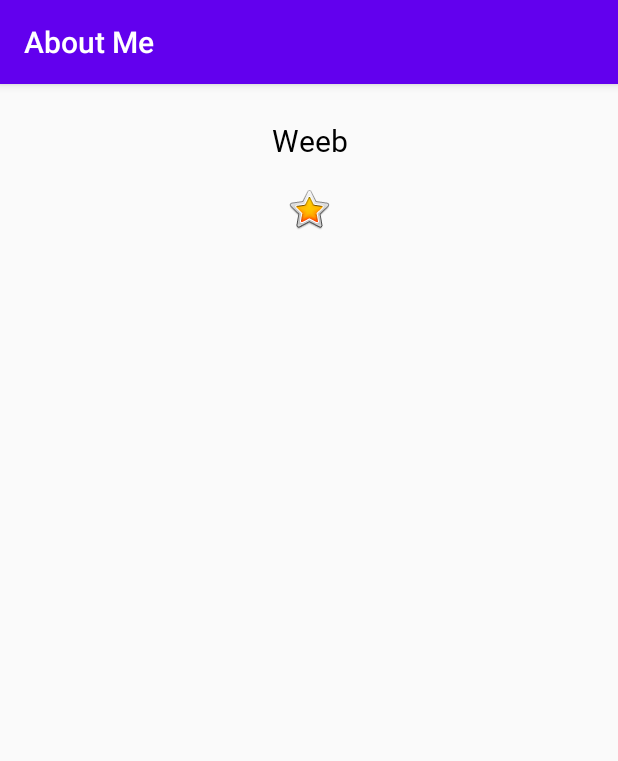
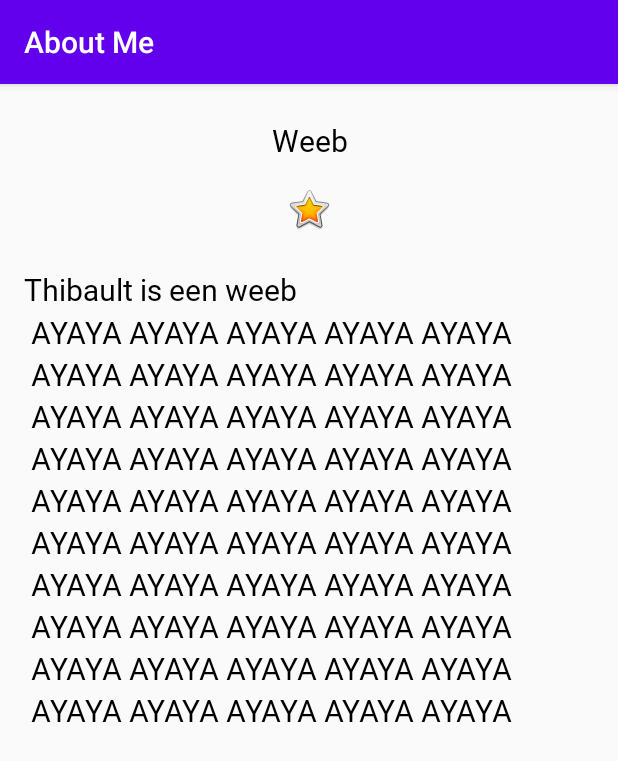
Before and after one commit to VerdonckDieter/AboutMe, an Android app: the screen it shows after launch (MainActivity), on a phone screen of 412 x 824 dp. Shown: the top 761 px of the screen. Run offline under Robolectric (Android 15) with nearby library versions, the phone set to English and light mode, and no system bars.

Commit message:
Added ScrollView

```diff
--- a/app/src/main/res/layout/activity_main.xml
+++ b/app/src/main/res/layout/activity_main.xml
@@ -1,16 +1,19 @@
 <?xml version="1.0" encoding="utf-8"?>
 <LinearLayout xmlns:android="http://schemas.android.com/apk/res/android"
     xmlns:app="http://schemas.android.com/apk/res-auto"
-    android:orientation="vertical" android:layout_width="match_parent"
-    android:layout_height="match_parent">
+    android:layout_width="match_parent"
+    android:layout_height="match_parent"
+    android:orientation="vertical"
+    android:paddingStart="@dimen/padding"
+    android:paddingEnd="@dimen/padding">
 
     <TextView
         android:id="@+id/name_text"
+        style="@style/NameStyle"
         android:layout_width="match_parent"
         android:layout_height="wrap_content"
         android:text="@string/name"
-        android:textAlignment="center"
-        style="@style/NameStyle" />
+        android:textAlignment="center" />
 
     <ImageView
         android:id="@+id/star_image"
@@ -19,4 +22,18 @@
         android:layout_marginTop="@dimen/layout_margin"
         android:contentDescription="@string/yellow_star"
         app:srcCompat="@android:drawable/btn_star_big_on" />
+
+    <ScrollView
+        android:id="@+id/bio_scroll"
+        android:layout_width="match_parent"
+        android:layout_height="match_parent">
+
+        <TextView
+            android:id="@+id/bio_text"
+            style="@style/NameStyle"
+            android:layout_width="match_parent"
+            android:layout_height="wrap_content"
+            android:lineSpacingMultiplier="1.2"
+            android:text="@string/bio" />
+    </ScrollView>
 </LinearLayout>
--- a/app/src/main/res/values/dimens.xml
+++ b/app/src/main/res/values/dimens.xml
@@ -3,4 +3,5 @@
     <dimen name="text_size">20sp</dimen>
     <dimen name="small_padding">8dp</dimen>
     <dimen name="layout_margin">16dp</dimen>
+    <dimen name="padding">16dp</dimen>
 </resources>
--- a/app/src/main/res/values/strings.xml
+++ b/app/src/main/res/values/strings.xml
@@ -2,4 +2,17 @@
     <string name="app_name">About Me</string>
     <string name="name">Weeb</string>
     <string name="yellow_star">Yellow star</string>
+
+    <string name="bio">Thibault is een weeb \n
+        AYAYA AYAYA AYAYA AYAYA AYAYA \n
+        AYAYA AYAYA AYAYA AYAYA AYAYA \n
+        AYAYA AYAYA AYAYA AYAYA AYAYA \n
+        AYAYA AYAYA AYAYA AYAYA AYAYA \n
+        AYAYA AYAYA AYAYA AYAYA AYAYA \n
+        AYAYA AYAYA AYAYA AYAYA AYAYA \n
+        AYAYA AYAYA AYAYA AYAYA AYAYA \n
+        AYAYA AYAYA AYAYA AYAYA AYAYA \n
+        AYAYA AYAYA AYAYA AYAYA AYAYA \n
+        AYAYA AYAYA AYAYA AYAYA AYAYA \n
+    </string>
 </resources>
```
